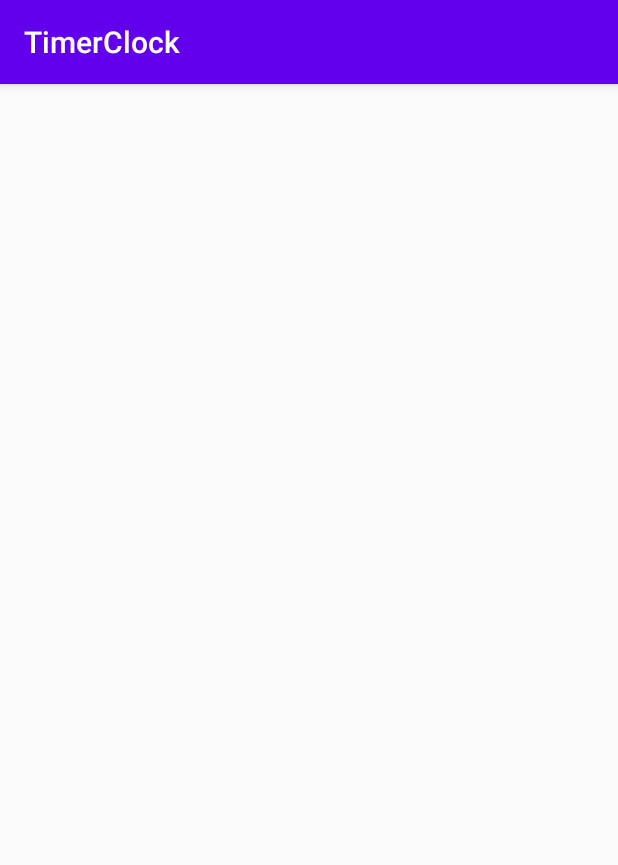
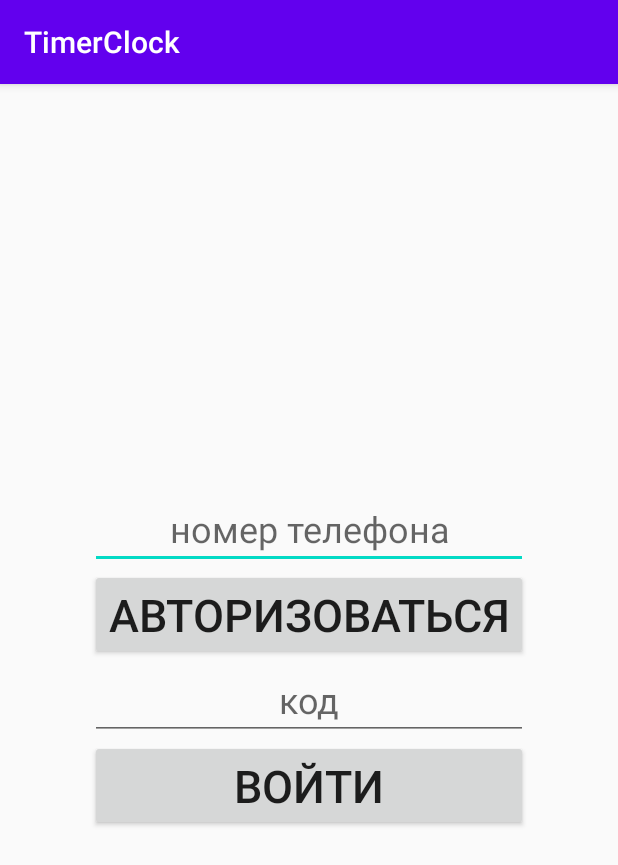
Before and after one commit to GadzhievPavel/TimerClock, an Android app: the screen it shows after launch (AuthActivity), on a phone screen of 412 x 824 dp. Shown: the top 865 px of the screen. Run offline under Robolectric (Android 15) with nearby library versions, the phone set to English and light mode, and no system bars; our stand-ins replace Firebase (no records; nobody signed in at launch, a user with empty details on screens opened directly).

Commit message:
problem whit phone auth

```diff
--- a/app/src/main/java/com/elamed/timerclock/AuthActivity.java
+++ b/app/src/main/java/com/elamed/timerclock/AuthActivity.java
@@ -1,20 +1,15 @@
 package com.elamed.timerclock;
 
+import android.content.Intent;
 import android.os.Bundle;
-import android.os.PersistableBundle;
-import android.util.Log;
 import android.view.View;
 import android.widget.Button;
 import android.widget.EditText;
-
 import androidx.annotation.NonNull;
-import androidx.annotation.Nullable;
 import androidx.appcompat.app.AppCompatActivity;
-
 import com.google.android.gms.tasks.OnCompleteListener;
 import com.google.android.gms.tasks.Task;
 import com.google.firebase.FirebaseException;
-import com.google.firebase.FirebaseTooManyRequestsException;
 import com.google.firebase.auth.AuthResult;
 import com.google.firebase.auth.FirebaseAuth;
 import com.google.firebase.auth.FirebaseAuthInvalidCredentialsException;
@@ -27,68 +22,128 @@ import java.util.concurrent.TimeUnit;
 public class AuthActivity extends AppCompatActivity {
 
     private static final String TAG ="Auth" ;
-    FirebaseAuth auth;
-    PhoneAuthProvider.ForceResendingToken mResendToken;
-    PhoneAuthProvider.OnVerificationStateChangedCallbacks callbacks;
-    EditText editText;
-    Button button;
-    private boolean verificationInProgress = false;
+    private EditText phoneNumberEditText;
+    private EditText verificationCodeEditText;
+    private Button enterCodeButton;
+    private Button getVerificationCodeButton;
+    private FirebaseAuth mAuth;
+    private String codeSent;
 
     @Override
-    public void onCreate(@Nullable Bundle savedInstanceState, @Nullable PersistableBundle persistentState) {
+    protected void onCreate(Bundle savedInstanceState) {
+        super.onCreate(savedInstanceState);
         setContentView(R.layout.auth_activity);
-        editText = findViewById(R.id.edit);
-        button = findViewById(R.id.button);
-        callbacks = new PhoneAuthProvider.OnVerificationStateChangedCallbacks() {
-            @Override
-            public void onVerificationCompleted(PhoneAuthCredential phoneAuthCredential) {
-                signInWithPhoneAuthCredential(phoneAuthCredential);
-            }
+        mAuth = FirebaseAuth.getInstance();
+        bindView();
+        setListeners();
+    }
 
-            @Override
-            public void onVerificationFailed(FirebaseException e) {
-                if(e instanceof FirebaseAuthInvalidCredentialsException){
-                    Log.e(TAG,"Invalid phone number");
+    private void bindView() {
+        phoneNumberEditText = findViewById(R.id.edit);
+        verificationCodeEditText = findViewById(R.id.editCode);
+        enterCodeButton = findViewById(R.id.buttonSignIn);
+        getVerificationCodeButton = findViewById(R.id.button);
+    }
 
-                }else if( e instanceof FirebaseTooManyRequestsException){
-                    Log.e(TAG,"Quota exceeded");
-                }
-            }
-        };
-        button.setOnClickListener(new View.OnClickListener() {
+    private void setListeners() {
+        enterCodeButton.setOnClickListener(new View.OnClickListener() {
             @Override
             public void onClick(View v) {
-                startPhoneNumberWithCode(editText.getText().toString());
+                String verificationCode = verificationCodeEditText.getText().toString();
+                verifySignInCode(verificationCode);
+            }
+        });
+        getVerificationCodeButton.setOnClickListener(new View.OnClickListener() {
+            @Override
+            public void onClick(View v) {
+                String phoneNumber = phoneNumberEditText.getText().toString();
+                sendVerificationCode(phoneNumber);
             }
         });
     }
 
-    private void signInWithPhoneAuthCredential(PhoneAuthCredential phoneAuthCredential) {
-        auth.signInWithCredential(phoneAuthCredential).addOnCompleteListener(this, new OnCompleteListener<AuthResult>() {
-            @Override
-            public void onComplete(@NonNull Task<AuthResult> task) {
-                if(task.isSuccessful()){
-                    Log.d(TAG,"signInWithCredential:success");
-                    FirebaseUser user = task.getResult().getUser();
-                }else{
-                    Log.w(TAG,"signInWithCredential:success",task.getException());
-                }
-            }
-        });
+    private void verifySignInCode(String verificationCode) {
+        PhoneAuthCredential credential = null;
+        try {
+            credential = PhoneAuthProvider.getCredential(codeSent, verificationCode);
+            signInWithPhoneAuthCredential(credential);
+        } catch (IllegalArgumentException e) {
+            verificationCodeEditText.setError("Invalid code");
+            phoneNumberEditText.requestFocus();
+        }
+
     }
 
-    private void startPhoneNumberWithCode (String phoneNumber){
-        PhoneAuthProvider.getInstance().verifyPhoneNumber(phoneNumber,60, TimeUnit.SECONDS,this,callbacks);
-        verificationInProgress = true;
+    private void sendVerificationCode(String phoneNumber) {
+
+        if (phoneNumber.isEmpty()) {
+            phoneNumberEditText.setError("Phone number is required");
+            phoneNumberEditText.requestFocus();
+            return;
+        }
+
+        if (phoneNumber.length() < 10) {
+            phoneNumberEditText.setError("Please enter a valid phone");
+            phoneNumberEditText.requestFocus();
+            return;
+        }
+
+        PhoneAuthProvider.getInstance().verifyPhoneNumber(
+                phoneNumber,
+                60,
+                TimeUnit.SECONDS,
+                this,
+                mCallbacks);
+
     }
 
-    private void verifyPhoneNumberVerification(String verificationId, String code){
-        PhoneAuthCredential credential = PhoneAuthProvider.getCredential(verificationId,code);
-        signInWithPhoneAuthCredential(credential);
+
+    private void signInWithPhoneAuthCredential(PhoneAuthCredential credential) {
+        mAuth.signInWithCredential(credential)
+                .addOnCompleteListener(this, new OnCompleteListener<AuthResult>() {
+                    @Override
+                    public void onComplete(@NonNull Task<AuthResult> task) {
+                        if (task.isSuccessful()) {
+
+                            final FirebaseUser user = task.getResult().getUser();
+
+                            updateUI(user);
+
+                        } else {
+
+                            if (task.getException() instanceof FirebaseAuthInvalidCredentialsException) {
+
+                            }
+                        }
+                    }
+                });
     }
 
-    private void resendVerificationCode(String phoneNumber, PhoneAuthProvider.ForceResendingToken token){
-        PhoneAuthProvider.getInstance().verifyPhoneNumber(phoneNumber,60,TimeUnit.SECONDS,this,callbacks,token);
+
+    private void updateUI(FirebaseUser user) {
+        if (user != null) {
+            Intent intent = new Intent(this, MainActivity.class);
+            startActivity(intent);
+            finish();
+        }
+
     }
 
+    PhoneAuthProvider.OnVerificationStateChangedCallbacks mCallbacks = new PhoneAuthProvider.OnVerificationStateChangedCallbacks() {
+        @Override
+        public void onVerificationCompleted(PhoneAuthCredential phoneAuthCredential) {
+
+        }
+
+        @Override
+        public void onVerificationFailed(FirebaseException e) {
+
+        }
+
+        @Override
+        public void onCodeSent(String s, PhoneAuthProvider.ForceResendingToken forceResendingToken) {
+            super.onCodeSent(s, forceResendingToken);
+            codeSent = s;
+        }
+    };
 }
--- a/app/src/main/res/layout/auth_activity.xml
+++ b/app/src/main/res/layout/auth_activity.xml
@@ -6,7 +6,7 @@
     android:layout_height="match_parent">
 
    <LinearLayout
-       android:layout_alignParentBottom="true"
+       android:layout_centerInParent="true"
        android:layout_width="wrap_content"
        android:layout_height="wrap_content"
        android:orientation="vertical">
@@ -28,5 +28,23 @@
            android:textAlignment="center"
            android:text="Авторизоваться"
            tools:ignore="RtlCompat" />
+       <EditText
+           android:id="@+id/editCode"
+           android:layout_width="match_parent"
+           android:layout_height="wrap_content"
+           android:lines="1"
+           android:textSize="24dp"
+           android:textAlignment="center"
+           android:hint="код"/>
+
+       <Button
+           android:id="@+id/buttonSignIn"
+           android:layout_width="match_parent"
+           android:layout_height="wrap_content"
+           android:gravity="bottom"
+           android:textSize="30dp"
+           android:textAlignment="center"
+           android:text="Войти"
+           tools:ignore="RtlCompat" />
    </LinearLayout>
 </RelativeLayout>
```
